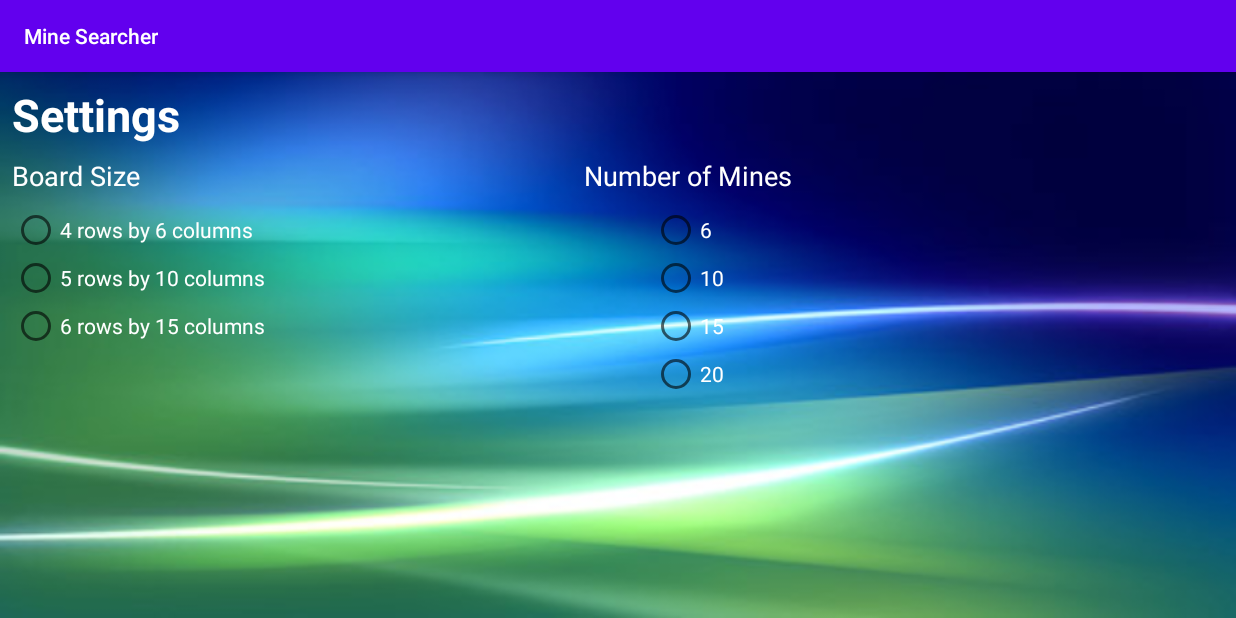
After one commit to IvanPavlyk/mine_sweeper_android, an Android app: the OptionsActivity screen opened directly, with no data from a screen before it, on a phone screen of 824 x 412 dp (held sideways). The commit adds this screen. Run offline under Robolectric (Android 15) with nearby library versions, the phone set to English and light mode, and no system bars.

Commit message:
Fifth Commit: set up the options and help buttons

```diff
--- a/app/src/main/AndroidManifest.xml
+++ b/app/src/main/AndroidManifest.xml
@@ -10,7 +10,14 @@
         android:roundIcon="@mipmap/ic_launcher_round"
         android:supportsRtl="true"
         android:theme="@style/AppTheme">
-        <activity android:name=".MenuActivity"></activity>
+        <activity android:name=".HelpActivity"></activity>
+        <activity android:name=".OptionsActivity"
+            android:screenOrientation="landscape"
+            tools:ignore="LockedOrientationActivity" />
+        <activity
+            android:name=".MenuActivity"
+            android:screenOrientation="landscape"
+            tools:ignore="LockedOrientationActivity" />
         <activity
             android:name=".MainActivity"
             android:screenOrientation="landscape"
--- /dev/null
+++ b/app/src/main/java/com/example/assignment3_cmpt276_fall2020/HelpActivity.java
@@ -0,0 +1,20 @@
+package com.example.assignment3_cmpt276_fall2020;
+
+import androidx.appcompat.app.AppCompatActivity;
+
+import android.content.Context;
+import android.content.Intent;
+import android.os.Bundle;
+
+public class HelpActivity extends AppCompatActivity {
+
+    @Override
+    protected void onCreate(Bundle savedInstanceState) {
+        super.onCreate(savedInstanceState);
+        setContentView(R.layout.activity_help);
+    }
+
+    public static Intent makeIntent(Context context){
+        return new Intent(context, HelpActivity.class);
+    }
+}
--- a/app/src/main/java/com/example/assignment3_cmpt276_fall2020/MenuActivity.java
+++ b/app/src/main/java/com/example/assignment3_cmpt276_fall2020/MenuActivity.java
@@ -4,6 +4,8 @@ import androidx.appcompat.app.AppCompatActivity;
 
 import android.content.Intent;
 import android.os.Bundle;
+import android.view.View;
+import android.widget.Button;
 
 import java.util.Timer;
 import java.util.TimerTask;
@@ -15,5 +17,16 @@ public class MenuActivity extends AppCompatActivity {
         super.onCreate(savedInstanceState);
         setContentView(R.layout.activity_menu);
 
+        Button optionsButton = (Button) findViewById(R.id.buttonOptions);
+        optionsButton.setOnClickListener(v -> {
+            Intent intent = OptionsActivity.makeIntent(MenuActivity.this);
+            startActivity(intent);
+        });
+
+        Button helpButton = (Button) findViewById(R.id.buttonHelp);
+        helpButton.setOnClickListener(v -> {
+            Intent intent = HelpActivity.makeIntent(MenuActivity.this);
+            startActivity(intent);
+        });
     }
 }
--- /dev/null
+++ b/app/src/main/java/com/example/assignment3_cmpt276_fall2020/OptionsActivity.java
@@ -0,0 +1,44 @@
+package com.example.assignment3_cmpt276_fall2020;
+
+import androidx.appcompat.app.AppCompatActivity;
+
+import android.content.Context;
+import android.content.Intent;
+import android.graphics.Color;
+import android.os.Bundle;
+import android.provider.MediaStore;
+import android.widget.RadioButton;
+import android.widget.RadioGroup;
+
+public class OptionsActivity extends AppCompatActivity {
+
+    @Override
+    protected void onCreate(Bundle savedInstanceState) {
+        super.onCreate(savedInstanceState);
+        setContentView(R.layout.activity_options);
+        createRadioButtons();
+    }
+
+    private void createRadioButtons() {
+        RadioGroup radioGroupBoardSize = (RadioGroup) findViewById(R.id.radioGroupBoardSize);
+        RadioGroup radioGroupNumMines = (RadioGroup) findViewById(R.id.radioGroupNumMines);
+        String[] board_sizes = getResources().getStringArray(R.array.board_sizes);
+        int[] num_mines = getResources().getIntArray(R.array.num_mines);
+        for(int i = 0; i < board_sizes.length;i++){
+            RadioButton button = new RadioButton(this);
+            button.setText(board_sizes[i]);
+            button.setTextColor(Color.parseColor("#ffffff"));
+            radioGroupBoardSize.addView(button);
+        }
+        for(int i = 0; i < num_mines.length;i++){
+            RadioButton button = new RadioButton(this);
+            button.setText(num_mines[i] + "");
+            button.setTextColor(Color.parseColor("#ffffff"));
+            radioGroupNumMines.addView(button);
+        }
+    }
+
+    public static Intent makeIntent(Context context){
+        return new Intent(context, OptionsActivity.class);
+    }
+}
--- /dev/null
+++ b/app/src/main/res/layout/activity_help.xml
@@ -0,0 +1,9 @@
+<?xml version="1.0" encoding="utf-8"?>
+<androidx.constraintlayout.widget.ConstraintLayout xmlns:android="http://schemas.android.com/apk/res/android"
+    xmlns:app="http://schemas.android.com/apk/res-auto"
+    xmlns:tools="http://schemas.android.com/tools"
+    android:layout_width="match_parent"
+    android:layout_height="match_parent"
+    tools:context=".HelpActivity">
+
+</androidx.constraintlayout.widget.ConstraintLayout>
--- /dev/null
+++ b/app/src/main/res/layout/activity_options.xml
@@ -0,0 +1,65 @@
+<?xml version="1.0" encoding="utf-8"?>
+<androidx.constraintlayout.widget.ConstraintLayout xmlns:android="http://schemas.android.com/apk/res/android"
+    xmlns:app="http://schemas.android.com/apk/res-auto"
+    xmlns:tools="http://schemas.android.com/tools"
+    android:layout_width="match_parent"
+    android:layout_height="match_parent"
+    tools:context=".OptionsActivity"
+    android:background="@drawable/background_image_fraser">
+
+    <TextView
+        android:id="@+id/textSettings"
+        android:layout_width="wrap_content"
+        android:layout_height="wrap_content"
+        android:layout_marginStart="8dp"
+        android:layout_marginTop="8dp"
+        android:text="@string/settings_text"
+        android:textColor="#FFFFFF"
+        android:textSize="30sp"
+        android:textStyle="bold"
+        app:layout_constraintStart_toStartOf="parent"
+        app:layout_constraintTop_toTopOf="parent" />
+
+    <TextView
+        android:id="@+id/textBoardSize"
+        android:layout_width="wrap_content"
+        android:layout_height="wrap_content"
+        android:layout_marginStart="8dp"
+        android:layout_marginTop="8dp"
+        android:text="@string/board_size_text"
+        android:textColor="#FFFFFF"
+        android:textSize="18sp"
+        app:layout_constraintStart_toStartOf="parent"
+        app:layout_constraintTop_toBottomOf="@+id/textSettings" />
+
+    <RadioGroup
+        android:id="@+id/radioGroupBoardSize"
+        android:layout_width="wrap_content"
+        android:layout_height="wrap_content"
+        android:layout_marginStart="8dp"
+        android:layout_marginTop="8dp"
+        android:textColor="#FFFFFF"
+        app:layout_constraintStart_toStartOf="parent"
+        app:layout_constraintTop_toBottomOf="@+id/textBoardSize" />
+
+    <TextView
+        android:id="@+id/textNumMines"
+        android:layout_width="wrap_content"
+        android:layout_height="wrap_content"
+        android:layout_marginTop="8dp"
+        android:text="@string/number_of_mines_text"
+        android:textColor="#FFFFFF"
+        android:textSize="18sp"
+        app:layout_constraintEnd_toEndOf="parent"
+        app:layout_constraintStart_toEndOf="@+id/textBoardSize"
+        app:layout_constraintTop_toBottomOf="@+id/textSettings" />
+
+    <RadioGroup
+        android:id="@+id/radioGroupNumMines"
+        android:layout_width="wrap_content"
+        android:layout_height="wrap_content"
+        android:layout_marginTop="8dp"
+        app:layout_constraintEnd_toEndOf="parent"
+        app:layout_constraintStart_toEndOf="@+id/textBoardSize"
+        app:layout_constraintTop_toBottomOf="@+id/textNumMines" />
+</androidx.constraintlayout.widget.ConstraintLayout>
--- /dev/null
+++ b/app/src/main/res/values/options_values.xml
@@ -0,0 +1,15 @@
+<?xml version="1.0" encoding="utf-8"?>
+
+<resources>
+    <string-array name="board_sizes">
+        <item>4 rows by 6 columns</item>
+        <item>5 rows by 10 columns</item>
+        <item>6 rows by 15 columns</item>
+    </string-array>
+    <integer-array name="num_mines">
+        <item>6</item>
+        <item>10</item>
+        <item>15</item>
+        <item>20</item>
+    </integer-array>
+</resources>
--- a/app/src/main/res/values/strings.xml
+++ b/app/src/main/res/values/strings.xml
@@ -9,4 +9,7 @@
     <string name="options_button_text">Options</string>
     <string name="help_button_text">Help</string>
     <string name="mine_image_menu_description">image shows the mine</string>
+    <string name="settings_text">Settings</string>
+    <string name="board_size_text">Board Size</string>
+    <string name="number_of_mines_text">Number of Mines</string>
 </resources>
```
